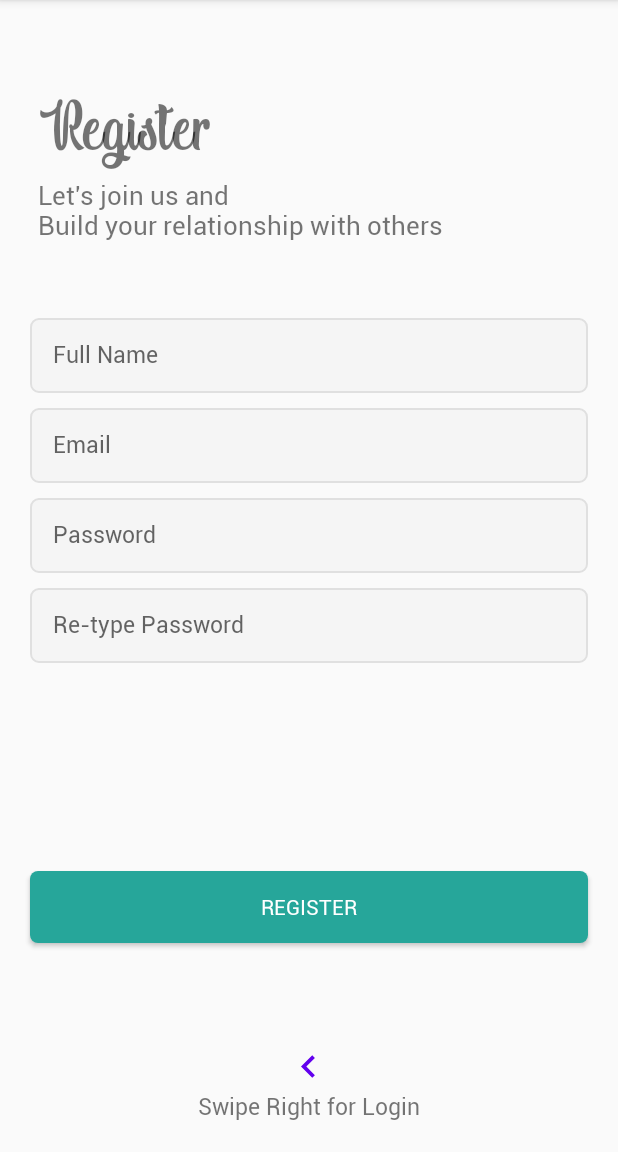
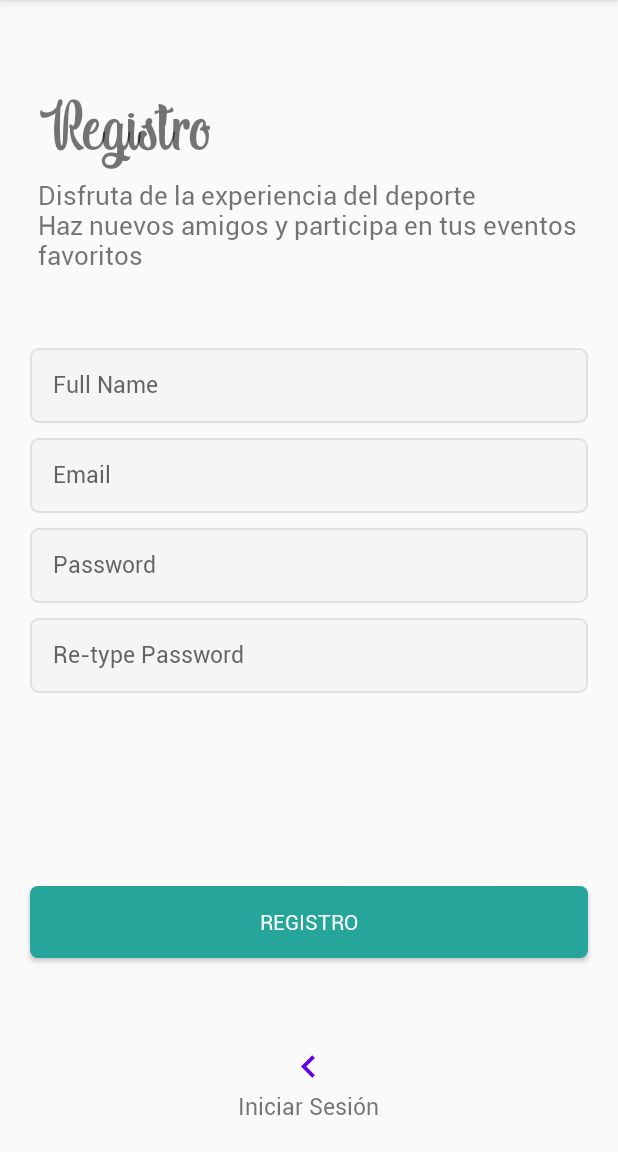
Before and after one commit to acm1997/TeamMatch, an Android app: the RegisterActivity screen opened directly, with no data from a screen before it, on a phone screen of 412 x 824 dp, the part 84-1236 px from its top. Run offline under Robolectric (Android 15) with nearby library versions, the phone set to English and light mode, and no system bars.

Commit message:
Navegacion main login registro

```diff
--- a/app/src/main/java/com/example/teammatch/activities/MainActivity.java
+++ b/app/src/main/java/com/example/teammatch/activities/MainActivity.java
@@ -167,7 +167,6 @@ public class MainActivity extends AppCompatActivity {
              /*       Snackbar.make(view, "Replace with your own action", Snackbar.LENGTH_LONG)
                         .setAction("Action", null).show();*/
 
-;
                 Intent intent = new Intent(MainActivity.this, LoginActivity.class);
                 startActivity(intent);
                 return true;
--- a/app/src/main/java/com/example/teammatch/activities/RegisterActivity.java
+++ b/app/src/main/java/com/example/teammatch/activities/RegisterActivity.java
@@ -1,5 +1,6 @@
 package com.example.teammatch.activities;
 
+import android.content.Intent;
 import android.os.Bundle;
 
 import androidx.appcompat.app.AppCompatActivity;
@@ -8,14 +9,67 @@ import androidx.fragment.app.Fragment;
 import android.view.LayoutInflater;
 import android.view.View;
 import android.view.ViewGroup;
+import android.widget.Button;
+import android.widget.EditText;
+import android.widget.ImageView;
 
 import com.example.teammatch.R;
+import com.example.teammatch.objects.Evento;
+import com.example.teammatch.objects.User;
+import com.google.android.material.floatingactionbutton.FloatingActionButton;
+import com.google.android.material.snackbar.Snackbar;
+
+import java.util.ArrayList;
 
 public class RegisterActivity extends AppCompatActivity {
+
+    private EditText mUsername;
+    private EditText mEmail;
+    private EditText mPassword;
+    private EditText mRePassword;
+    private ArrayList<Evento> MyEvents = new ArrayList<Evento>();
+    private ArrayList<Evento> MyEventsPart = new ArrayList<Evento>();
+
+    public static final int GO_TO_LOGIN_REQUEST = 0;
 
     @Override
     protected void onCreate(Bundle savedInstanceState) {
         super.onCreate(savedInstanceState);
         setContentView(R.layout.activity_register);
+
+        mUsername = findViewById(R.id.et_name);
+        mEmail = findViewById(R.id.et_email);
+        mPassword = findViewById(R.id.et_password);
+        mRePassword = findViewById(R.id.et_repassword);
+
+        final Button submitRegisterButton = findViewById(R.id.btn_register);
+        submitRegisterButton.setOnClickListener(new View.OnClickListener() {
+            @Override
+            public void onClick(View view) {
+                String username = mUsername.getText().toString();
+                String email = mEmail.getText().toString();
+                String password = mPassword.getText().toString();
+                String repassword = mRePassword.getText().toString();
+
+                if(password.equals(repassword)){
+                    Intent i = new Intent();
+                    User.packageIntent(i, email, password, MyEvents, MyEventsPart);
+
+                    finish();
+                } else {
+                     Snackbar.make(view, "Las contraseñas no coinciden", Snackbar.LENGTH_LONG)
+                            .setAction("Action", null).show();
+                }
+            }
+        });
+
+        final ImageView botonIrLogin = findViewById(R.id.imagebuttonLeft);
+        botonIrLogin.setOnClickListener(new View.OnClickListener() {
+            @Override
+            public void onClick(View view) {
+                Intent intent2 = new Intent(RegisterActivity.this, LoginActivity.class);
+                startActivityForResult(intent2, GO_TO_LOGIN_REQUEST);
+            }
+        });
     }
 }
--- a/app/src/main/res/layout/activity_login.xml
+++ b/app/src/main/res/layout/activity_login.xml
@@ -70,11 +70,12 @@
         android:text="@string/login"/>
 
     <ImageView
+        android:id="@+id/imagebuttonRight"
         android:layout_width="30dp"
         android:layout_height="30dp"
-        android:src="@drawable/ic_arrow_right"
         android:layout_above="@id/swipeRight"
-        android:layout_centerHorizontal="true"/>
+        android:layout_centerHorizontal="true"
+        android:src="@drawable/ic_arrow_right" />
 
     <TextView
         android:id="@+id/swipeRight"
--- a/app/src/main/res/layout/activity_register.xml
+++ b/app/src/main/res/layout/activity_register.xml
@@ -103,11 +103,12 @@
             android:text="@string/register"/>
 
         <ImageView
+            android:id="@+id/imagebuttonLeft"
             android:layout_width="30dp"
             android:layout_height="30dp"
-            android:src="@drawable/ic_arrow_left"
             android:layout_above="@id/swipeLeft"
-            android:layout_centerHorizontal="true"/>
+            android:layout_centerHorizontal="true"
+            android:src="@drawable/ic_arrow_left" />
 
         <TextView
             android:id="@+id/swipeLeft"
--- a/app/src/main/res/values/strings.xml
+++ b/app/src/main/res/values/strings.xml
@@ -10,13 +10,13 @@
     <string name="hello_second_fragment">Hello second fragment. Arg: %1$s</string>
     <!-- TODO: Remove or change this placeholder text -->
     <string name="hello_blank_fragment">Hello blank fragment</string>
-    <string name="swipe_left_for_register">Swipe Left for Register</string>
+    <string name="swipe_left_for_register">Regístrate</string>
     <string name="login">Login</string>
     <string name="password">Password</string>
     <string name="e_mail">Email</string>
-    <string name="tag">Let\'s join us and \nBuild your relationship with others</string>
-    <string name="swipe_right_for_login">Swipe Right for Login</string>
-    <string name="register">Register</string>
+    <string name="tag">Disfruta de la experiencia del deporte \nHaz nuevos amigos y participa en tus eventos favoritos</string>
+    <string name="swipe_right_for_login">Iniciar Sesión</string>
+    <string name="register">Registro</string>
     <string name="re_type_password">Re-type Password</string>
     <string name="your_name">Full Name</string>
     <string name="idResultado">Resultado</string>
```
Also changed, not shown: app/src/main/java/com/example/teammatch/activities/LoginActivity.java (+44 -0 lines), app/src/main/java/com/example/teammatch/objects/User.java (+7 -0 lines).
